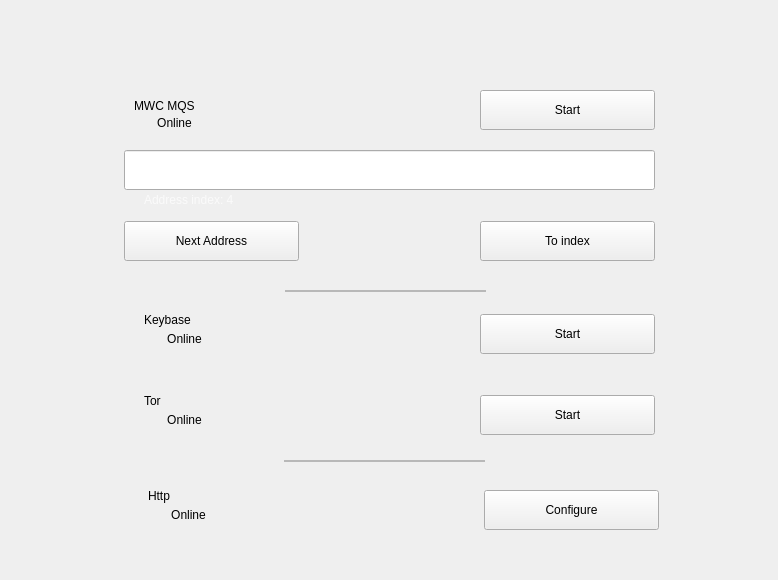
This is windows_desktop/e_listening.ui in 0xkobe/mwc-wallet as Qt 5 draws it before an edit. The edited form follows.
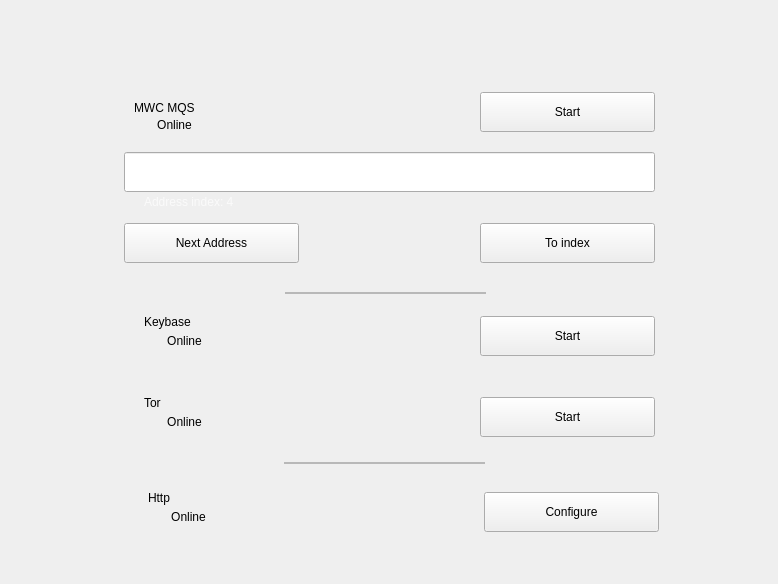
This is the edited form. Icons and pictures are not drawn. Custom widgets are drawn as their Qt base class.

Commit message: https://github.com/mwcproject/mwc-qt-wallet/issues/430

```diff
--- a/windows_desktop/e_listening.ui
+++ b/windows_desktop/e_listening.ui
@@ -7,7 +7,7 @@
     <x>0</x>
     <y>0</y>
     <width>778</width>
-    <height>580</height>
+    <height>584</height>
    </rect>
   </property>
   <property name="windowTitle">
```
Left out of the diff: 9 changed lines with no effect on the pictures.
